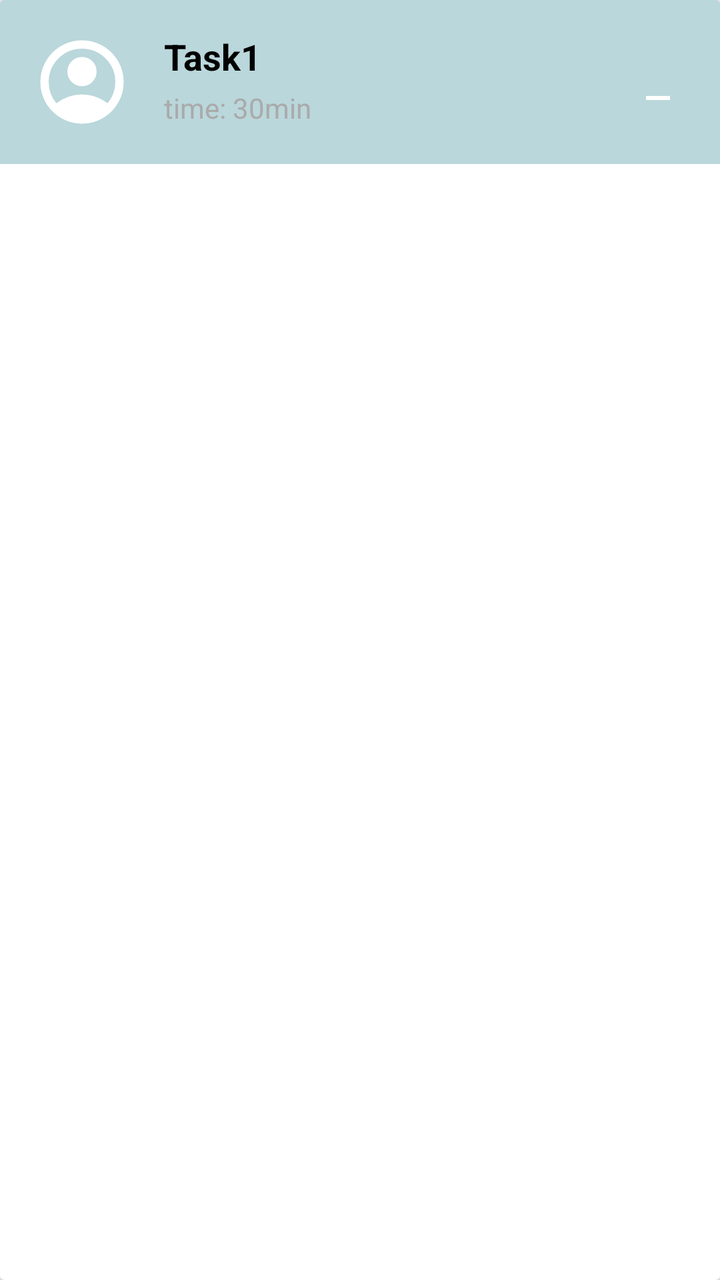
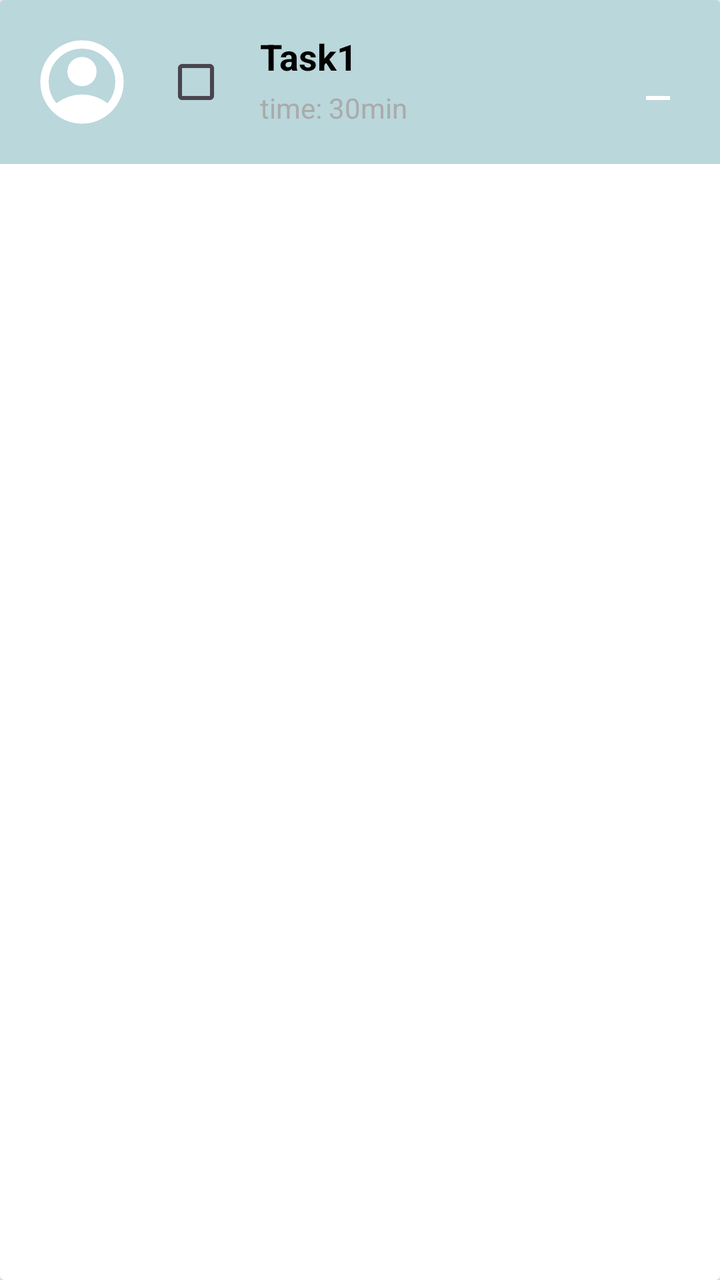

Two renders of the same Android screen: before a commit and after it. Below are the layout's source before the change and the commit's diff.
<!-- AndroidManifest.xml: application theme Theme.BetweenUs -->
<!-- res/layout/item_task.xml -->
<?xml version="1.0" encoding="utf-8"?>
<androidx.cardview.widget.CardView
    xmlns:android="http://schemas.android.com/apk/res/android"
    xmlns:app="http://schemas.android.com/apk/res-auto"
    android:id="@+id/taskCard"
    android:layout_width="match_parent"
    android:layout_height="wrap_content"
    android:layout_marginBottom="12dp"
    android:radius="12dp"
    android:elevation="4dp">

    <RelativeLayout
        android:id="@+id/taskContainer"
        android:layout_width="match_parent"
        android:layout_height="wrap_content"
        android:padding="16dp"
        android:background="#BAD7DB">

        
        <ImageView
            android:id="@+id/assignerProfileImage"
            android:layout_width="50dp"
            android:layout_height="50dp"
            android:layout_alignParentStart="true"
            android:scaleType="centerCrop"
            android:src="@drawable/profilebtn_filled"
            app:tint="@color/white" />

        
        <TextView
            android:id="@+id/taskTitle"
            android:layout_width="wrap_content"
            android:layout_height="wrap_content"
            android:layout_toEndOf="@id/assignerProfileImage"
            android:layout_marginStart="16dp"
            android:text="Task1"
            android:textSize="18sp"
            android:textStyle="bold"
            android:textColor="@android:color/black" />

        
        <TextView
            android:id="@+id/taskTime"
            android:layout_width="wrap_content"
            android:layout_height="wrap_content"
            android:layout_below="@id/taskTitle"
            android:layout_toEndOf="@id/assignerProfileImage"
            android:layout_marginStart="16dp"
            android:layout_marginTop="4dp"
            android:text="time: 30min"
            android:textSize="14sp"
            android:textColor="@android:color/darker_gray" />

        
        <ImageButton
            android:id="@+id/deleteTaskButton"
            android:layout_width="30dp"
            android:layout_height="wrap_content"
            android:layout_alignParentEnd="true"
            android:layout_centerVertical="true"
            android:background="@android:color/transparent"
            android:src="@drawable/delete_taskbtn"
            android:contentDescription="Delete Task"
            app:tint="@color/white" />

    </RelativeLayout>

</androidx.cardview.widget.CardView>
<!-- resources referenced by this layout -->
<resources>
  <color name="white">#FFFFFFFF</color>
  <!-- drawable delete_taskbtn (drawable) -->
  <vector xmlns:android="http://schemas.android.com/apk/res/android"
      android:width="24dp"
      android:height="24dp"
      android:viewportWidth="960"
      android:viewportHeight="960">
    <path
        android:pathData="M240,840v-80h480v80L240,840Z"
        android:fillColor="#e3e3e3"/>
  </vector>
  <!-- drawable profilebtn_filled (drawable) -->
  <vector xmlns:android="http://schemas.android.com/apk/res/android"
      android:width="24dp"
      android:height="24dp"
      android:viewportWidth="960"
      android:viewportHeight="960">
    <path
        android:pathData="M234,684q51,-39 114,-61.5T480,600q69,0 132,22.5T726,684q35,-41 54.5,-93T800,480q0,-133 -93.5,-226.5T480,160q-133,0 -226.5,93.5T160,480q0,59 19.5,111t54.5,93ZM380.5,479.5Q340,439 340,380t40.5,-99.5Q421,240 480,240t99.5,40.5Q620,321 620,380t-40.5,99.5Q539,520 480,520t-99.5,-40.5ZM480,880q-83,0 -156,-31.5T197,763q-54,-54 -85.5,-127T80,480q0,-83 31.5,-156T197,197q54,-54 127,-85.5T480,80q83,0 156,31.5T763,197q54,54 85.5,127T880,480q0,83 -31.5,156T763,763q-54,54 -127,85.5T480,880Z"
        android:fillColor="#e3e3e3"/>
  </vector>
  <style name="Theme.BetweenUs" parent="Theme.MaterialComponents.DayNight.DarkActionBar">
          
          <item name="colorPrimary">@color/purple_500</item>
          <item name="colorPrimaryVariant">@color/purple_700</item>
          <item name="colorOnPrimary">@color/white</item>
          
          <item name="colorSecondary">@color/teal_200</item>
          <item name="colorSecondaryVariant">@color/teal_700</item>
          <item name="colorOnSecondary">@color/black</item>
          
          <item name="android:statusBarColor">?attr/colorPrimaryVariant</item>
          
      </style>
  <color name="purple_500">#FF6200EE</color>
  <color name="purple_700">#FF3700B3</color>
  <color name="teal_200">#FF03DAC5</color>
  <color name="teal_700">#FF018786</color>
  <color name="black">#FF000000</color>
</resources>

<!-- the commit's change to res/layout/item_task.xml (unified diff, before → after) -->
@@ -22,17 +22,28 @@
             android:layout_width="50dp"
             android:layout_height="50dp"
             android:layout_alignParentStart="true"
+            android:layout_centerVertical="true"
             android:scaleType="centerCrop"
             android:src="@drawable/profilebtn_filled"
             app:tint="@color/white" />
+
+        
+        <CheckBox
+            android:id="@+id/task_complete_checkbox"
+            android:layout_width="wrap_content"
+            android:layout_height="wrap_content"
+            android:layout_toEndOf="@id/assignerProfileImage"
+            android:layout_centerVertical="true"
+            android:layout_marginStart="8dp" />
 
         
         <TextView
             android:id="@+id/taskTitle"
             android:layout_width="wrap_content"
             android:layout_height="wrap_content"
-            android:layout_toEndOf="@id/assignerProfileImage"
-            android:layout_marginStart="16dp"
+            android:layout_toEndOf="@id/task_complete_checkbox"
+            android:layout_toStartOf="@id/deleteTaskButton"
+            android:layout_marginStart="8dp"
             android:text="Task1"
             android:textSize="18sp"
             android:textStyle="bold"
@@ -44,8 +55,8 @@
             android:layout_width="wrap_content"
             android:layout_height="wrap_content"
             android:layout_below="@id/taskTitle"
-            android:layout_toEndOf="@id/assignerProfileImage"
-            android:layout_marginStart="16dp"
+            android:layout_toEndOf="@id/task_complete_checkbox"
+            android:layout_marginStart="8dp"
             android:layout_marginTop="4dp"
             android:text="time: 30min"
             android:textSize="14sp"
